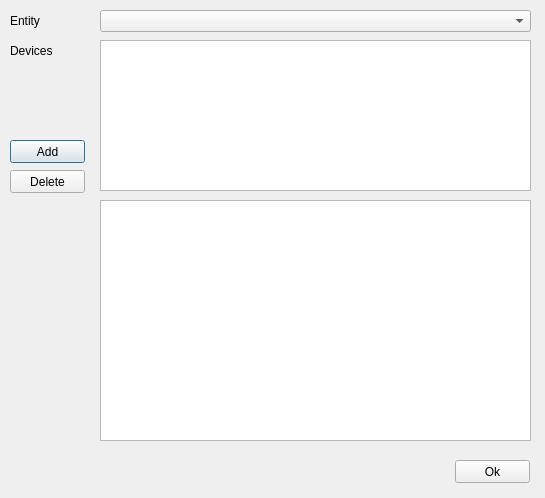
ErnestoVivas/FiBEM, file src/gui/show_devices_dialog_ui.ui: the form before one commit.
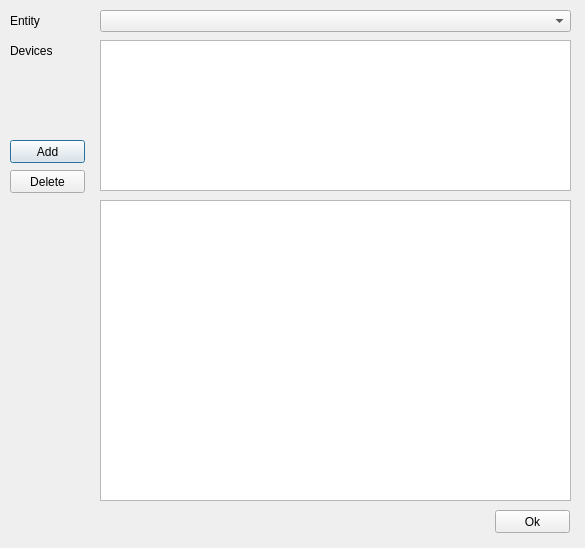
The form after the commit.

Commit message: Implemented add device function

What changed in the file:
```diff
--- a/src/gui/show_devices_dialog_ui.ui
+++ b/src/gui/show_devices_dialog_ui.ui
@@ -6,20 +6,20 @@
    <rect>
     <x>0</x>
     <y>0</y>
-    <width>545</width>
-    <height>498</height>
+    <width>585</width>
+    <height>548</height>
    </rect>
   </property>
   <property name="minimumSize">
    <size>
-    <width>545</width>
-    <height>498</height>
+    <width>585</width>
+    <height>548</height>
    </size>
   </property>
   <property name="maximumSize">
    <size>
-    <width>545</width>
-    <height>498</height>
+    <width>16777215</width>
+    <height>16777215</height>
    </size>
   </property>
   <property name="windowTitle">
@@ -43,7 +43,7 @@
     <rect>
      <x>100</x>
      <y>10</y>
-     <width>431</width>
+     <width>471</width>
      <height>22</height>
     </rect>
    </property>
@@ -66,7 +66,7 @@
     <rect>
      <x>100</x>
      <y>40</y>
-     <width>431</width>
+     <width>471</width>
      <height>151</height>
     </rect>
    </property>
@@ -76,8 +76,8 @@
     <rect>
      <x>100</x>
      <y>200</y>
-     <width>431</width>
-     <height>241</height>
+     <width>471</width>
+     <height>301</height>
     </rect>
    </property>
    <property name="font">
@@ -108,8 +108,8 @@
   <widget class="QPushButton" name="button_ok">
    <property name="geometry">
     <rect>
-     <x>455</x>
-     <y>460</y>
+     <x>495</x>
+     <y>510</y>
      <width>75</width>
      <height>23</height>
     </rect>
```
The commit also changes 9 other files.
